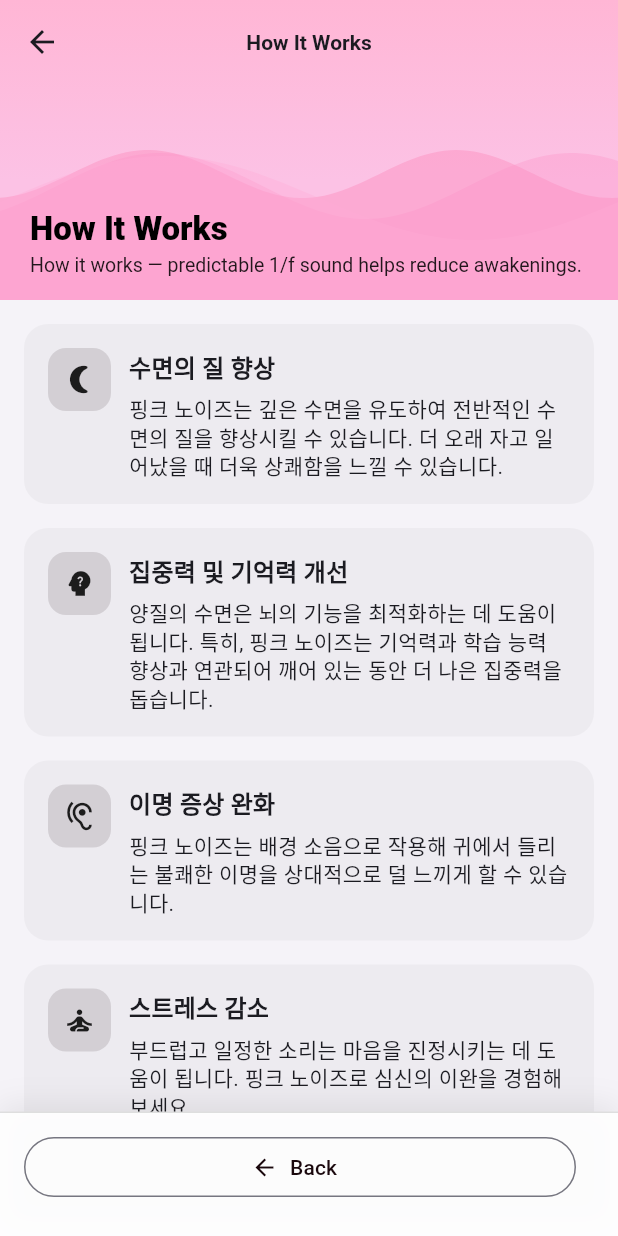
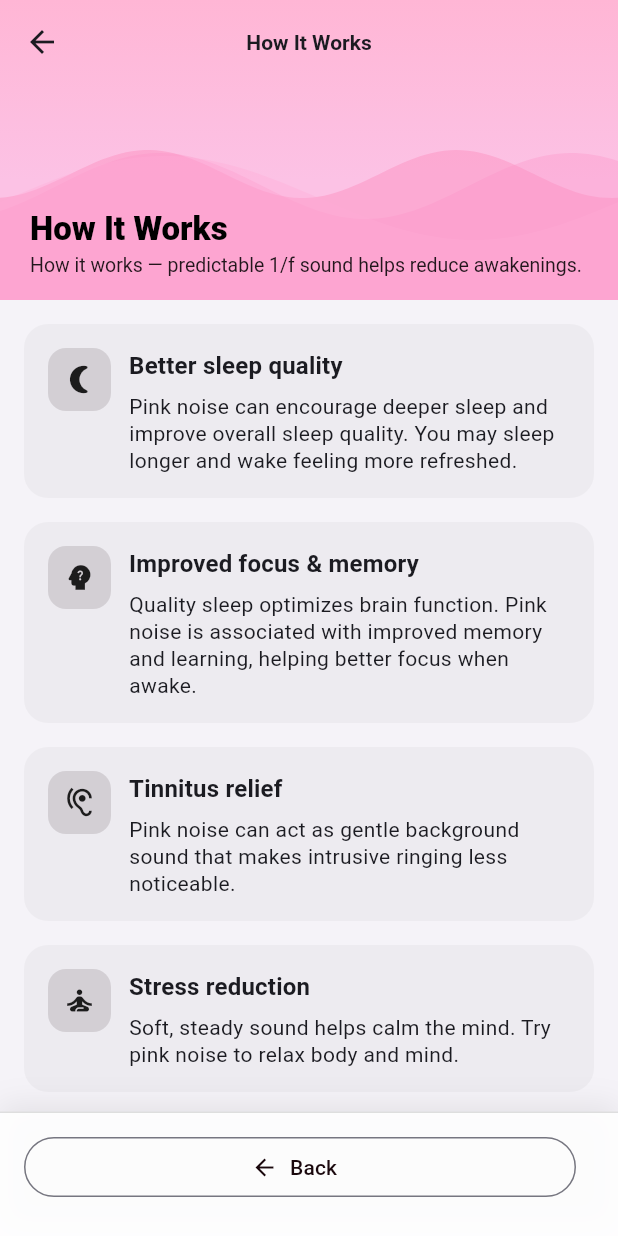
Before and after one commit to Catnap7/flutter_sleepy, a Flutter app: the ExplainScreenV2 screen opened directly, on a phone screen of 412 x 824 dp. Run offline on Flutter 3.47's test engine with Material 3 defaults, Android fonts, the phone set to English and light mode, and no system bars; our stand-ins replace device_info_plus, dynamic_color, flutter_local_notifications, just_audio, permission_handler, shared_preferences; missing offline and left inert: audio_session, flutter_background_service; accounts and stored records are empty; statements that could not run were skipped.

Commit message:
국제화 문자열 스캐너 추가 및 화면 설명 문자열 업데이트
- 하드코딩된 UI 문자열을 찾는 `tool/l10n_scan.dart` 스크립트를 추가했습니다.
- `ExplainScreen`의 효과 설명, 도움말, FAQ 내용을 지역화된 문자열로 변경했습니다.
- 관련하여 `app_localizations_en.dart`, `app_localizations_ko.dart`, `app_en.arb`, `app_ko.arb` 파일에 새로운 지역화 키와 번역을 추가했습니다.
- `AGENTS.md` 파일에 국제화 강화 작업 관련 내용을 추가했습니다.

```diff
--- a/lib/l10n/app_en.arb
+++ b/lib/l10n/app_en.arb
@@ -23,5 +23,21 @@
   "minutesLeft": "{minutes} min left",
   "@minutesLeft": {"placeholders": {"minutes": {"type": "int"}}},
   "soundsCount": "{count, plural, one{{count} sound} other{{count} sounds}}",
-  "@soundsCount": {"placeholders": {"count": {"type": "int"}}}
+  "@soundsCount": {"placeholders": {"count": {"type": "int"}}},
+  "effects_sleepQuality_desc": "Pink noise can encourage deeper sleep and improve overall sleep quality. You may sleep longer and wake feeling more refreshed.",
+  "effects_focusMemory_desc": "Quality sleep optimizes brain function. Pink noise is associated with improved memory and learning, helping better focus when awake.",
+  "effects_tinnitus_desc": "Pink noise can act as gentle background sound that makes intrusive ringing less noticeable.",
+  "effects_stress_desc": "Soft, steady sound helps calm the mind. Try pink noise to relax body and mind.",
+  "how_bullet_1": "Pink noise features a 1/f power spectrum: stronger low frequencies and gradually decreasing energy toward higher frequencies.",
+  "how_bullet_2": "This spectral profile helps the brain perceive predictable patterns, making sudden external noises feel less disruptive.",
+  "how_bullet_3": "As a result, it can reduce arousal frequency and help stabilize deeper sleep stages.",
+  "tips_bullet_1": "Start with low volume and increase slowly. Aim for softer than conversation, like a gentle breath.",
+  "tips_bullet_2": "For sleep mode, try a 30–60 minute timer by default; play all night if needed.",
+  "tips_bullet_3": "Speakers or sleep speakers are often more comfortable than earphones.",
+  "faq_q1": "How is it different from white noise?",
+  "faq_a1": "White noise distributes equal power across frequencies, while pink noise follows 1/f with stronger lows. Pink noise often sounds less sharp and more natural.",
+  "faq_q2": "How loud should I set it?",
+  "faq_a2": "Too loud can be counterproductive. Keep it clearly below conversation level—present but never distracting.",
+  "faq_q3": "Earphones vs speakers?",
+  "faq_a3": "Most people find speakers more comfortable, but it depends on your noise environment and personal preference."
 }
--- a/lib/l10n/app_localizations.dart
+++ b/lib/l10n/app_localizations.dart
@@ -229,6 +229,102 @@ abstract class AppLocalizations {
   /// In en, this message translates to:
   /// **'{count, plural, one{{count} sound} other{{count} sounds}}'**
   String soundsCount(int count);
+
+  /// No description provided for @effects_sleepQuality_desc.
+  ///
+  /// In en, this message translates to:
+  /// **'Pink noise can encourage deeper sleep and improve overall sleep quality. You may sleep longer and wake feeling more refreshed.'**
+  String get effects_sleepQuality_desc;
+
+  /// No description provided for @effects_focusMemory_desc.
+  ///
+  /// In en, this message translates to:
+  /// **'Quality sleep optimizes brain function. Pink noise is associated with improved memory and learning, helping better focus when awake.'**
+  String get effects_focusMemory_desc;
+
+  /// No description provided for @effects_tinnitus_desc.
+  ///
+  /// In en, this message translates to:
+  /// **'Pink noise can act as gentle background sound that makes intrusive ringing less noticeable.'**
+  String get effects_tinnitus_desc;
+
+  /// No description provided for @effects_stress_desc.
+  ///
+  /// In en, this message translates to:
+  /// **'Soft, steady sound helps calm the mind. Try pink noise to relax body and mind.'**
+  String get effects_stress_desc;
+
+  /// No description provided for @how_bullet_1.
+  ///
+  /// In en, this message translates to:
+  /// **'Pink noise features a 1/f power spectrum: stronger low frequencies and gradually decreasing energy toward higher frequencies.'**
+  String get how_bullet_1;
+
+  /// No description provided for @how_bullet_2.
+  ///
+  /// In en, this message translates to:
+  /// **'This spectral profile helps the brain perceive predictable patterns, making sudden external noises feel less disruptive.'**
+  String get how_bullet_2;
+
+  /// No description provided for @how_bullet_3.
+  ///
+  /// In en, this message translates to:
+  /// **'As a result, it can reduce arousal frequency and help stabilize deeper sleep stages.'**
+  String get how_bullet_3;
+
+  /// No description provided for @tips_bullet_1.
+  ///
+  /// In en, this message translates to:
+  /// **'Start with low volume and increase slowly. Aim for softer than conversation, like a gentle breath.'**
+  String get tips_bullet_1;
+
+  /// No description provided for @tips_bullet_2.
+  ///
+  /// In en, this message translates to:
+  /// **'For sleep mode, try a 30–60 minute timer by default; play all night if needed.'**
+  String get tips_bullet_2;
+
+  /// No description provided for @tips_bullet_3.
+  ///
+  /// In en, this message translates to:
+  /// **'Speakers or sleep speakers are often more comfortable than earphones.'**
+  String get tips_bullet_3;
+
+  /// No description provided for @faq_q1.
+  ///
+  /// In en, this message translates to:
+  /// **'How is it different from white noise?'**
+  String get faq_q1;
+
+  /// No description provided for @faq_a1.
+  ///
+  /// In en, this message translates to:
+  /// **'White noise distributes equal power across frequencies, while pink noise follows 1/f with stronger lows. Pink noise often sounds less sharp and more natural.'**
+  String get faq_a1;
+
+  /// No description provided for @faq_q2.
+  ///
+  /// In en, this message translates to:
+  /// **'How loud should I set it?'**
+  String get faq_q2;
+
+  /// No description provided for @faq_a2.
+  ///
+  /// In en, this message translates to:
+  /// **'Too loud can be counterproductive. Keep it clearly below conversation level—present but never distracting.'**
+  String get faq_a2;
+
+  /// No description provided for @faq_q3.
+  ///
+  /// In en, this message translates to:
+  /// **'Earphones vs speakers?'**
+  String get faq_q3;
+
+  /// No description provided for @faq_a3.
+  ///
+  /// In en, this message translates to:
+  /// **'Most people find speakers more comfortable, but it depends on your noise environment and personal preference.'**
+  String get faq_a3;
 }
 
 class _AppLocalizationsDelegate
--- a/lib/l10n/app_localizations_en.dart
+++ b/lib/l10n/app_localizations_en.dart
@@ -84,4 +84,65 @@ class AppLocalizationsEn extends AppLocalizations {
     );
     return '$_temp0';
   }
+
+  @override
+  String get effects_sleepQuality_desc =>
+      'Pink noise can encourage deeper sleep and improve overall sleep quality. You may sleep longer and wake feeling more refreshed.';
+
+  @override
+  String get effects_focusMemory_desc =>
+      'Quality sleep optimizes brain function. Pink noise is associated with improved memory and learning, helping better focus when awake.';
+
+  @override
+  String get effects_tinnitus_desc =>
+      'Pink noise can act as gentle background sound that makes intrusive ringing less noticeable.';
+
+  @override
+  String get effects_stress_desc =>
+      'Soft, steady sound helps calm the mind. Try pink noise to relax body and mind.';
+
+  @override
+  String get how_bullet_1 =>
+      'Pink noise features a 1/f power spectrum: stronger low frequencies and gradually decreasing energy toward higher frequencies.';
+
+  @override
+  String get how_bullet_2 =>
+      'This spectral profile helps the brain perceive predictable patterns, making sudden external noises feel less disruptive.';
+
+  @override
+  String get how_bullet_3 =>
+      'As a result, it can reduce arousal frequency and help stabilize deeper sleep stages.';
+
+  @override
+  String get tips_bullet_1 =>
+      'Start with low volume and increase slowly. Aim for softer than conversation, like a gentle breath.';
+
+  @override
+  String get tips_bullet_2 =>
+      'For sleep mode, try a 30–60 minute timer by default; play all night if needed.';
+
+  @override
+  String get tips_bullet_3 =>
+      'Speakers or sleep speakers are often more comfortable than earphones.';
+
+  @override
+  String get faq_q1 => 'How is it different from white noise?';
+
+  @override
+  String get faq_a1 =>
+      'White noise distributes equal power across frequencies, while pink noise follows 1/f with stronger lows. Pink noise often sounds less sharp and more natural.';
+
+  @override
+  String get faq_q2 => 'How loud should I set it?';
+
+  @override
+  String get faq_a2 =>
+      'Too loud can be counterproductive. Keep it clearly below conversation level—present but never distracting.';
+
+  @override
+  String get faq_q3 => 'Earphones vs speakers?';
+
+  @override
+  String get faq_a3 =>
+      'Most people find speakers more comfortable, but it depends on your noise environment and personal preference.';
 }
--- a/lib/screens/explain_screen.dart
+++ b/lib/screens/explain_screen.dart
@@ -43,42 +43,38 @@ class _ExplainScreenV2State extends State<ExplainScreenV2>
           ),
           SliverPadding(
             padding: const EdgeInsets.symmetric(horizontal: 16.0),
-            sliver: SliverList.list(children: const [
-              SizedBox(height: 8),
+            sliver: SliverList.list(children: [
+              const SizedBox(height: 8),
               _EffectCard(
                 icon: Icons.nightlight_round,
-                title: '수면의 질 향상',
-                description:
-                '핑크 노이즈는 깊은 수면을 유도하여 전반적인 수면의 질을 향상시킬 수 있습니다. 더 오래 자고 일어났을 때 더욱 상쾌함을 느낄 수 있습니다.',
+                title: context.l10n.effects_sleepQuality,
+                description: context.l10n.effects_sleepQuality_desc,
               ),
               _EffectCard(
                 icon: Icons.psychology_alt,
-                title: '집중력 및 기억력 개선',
-                description:
-                '양질의 수면은 뇌의 기능을 최적화하는 데 도움이 됩니다. 특히, 핑크 노이즈는 기억력과 학습 능력 향상과 연관되어 깨어 있는 동안 더 나은 집중력을 돕습니다.',
+                title: context.l10n.effects_focusMemory,
+                description: context.l10n.effects_focusMemory_desc,
               ),
               _EffectCard(
                 icon: Icons.hearing,
-                title: '이명 증상 완화',
-                description:
-                '핑크 노이즈는 배경 소음으로 작용해 귀에서 들리는 불쾌한 이명을 상대적으로 덜 느끼게 할 수 있습니다.',
+                title: context.l10n.effects_tinnitus,
+                description: context.l10n.effects_tinnitus_desc,
               ),
               _EffectCard(
                 icon: Icons.self_improvement,
-                title: '스트레스 감소',
-                description:
-                '부드럽고 일정한 소리는 마음을 진정시키는 데 도움이 됩니다. 핑크 노이즈로 심신의 이완을 경험해 보세요.',
+                title: context.l10n.effects_stress,
+                description: context.l10n.effects_stress_desc,
               ),
-              SizedBox(height: 16),
+              const SizedBox(height: 16),
             ]),
           ),
           SliverToBoxAdapter(
             child: _SectionCard(
               title: context.l10n.section_how,
               children: [
-                _Bullet('핑크 노이즈는 주파수 f에 대해 1/f 파워 스펙트럼을 가지며, 저주파 성분이 더 크고 고주파로 갈수록 에너지가 서서히 줄어듭니다.'),
-                _Bullet('이 스펙트럼은 뇌가 예측 가능한 패턴을 인지하도록 도와, 외부의 급격한 소음 변화를 상대적으로 덜 민감하게 만듭니다.'),
-                _Bullet('결과적으로 각성(arousal) 빈도를 낮추고, 깊은 수면 단계의 안정화에 기여할 수 있습니다.'),
+                _Bullet(context.l10n.how_bullet_1),
+                _Bullet(context.l10n.how_bullet_2),
+                _Bullet(context.l10n.how_bullet_3),
               ],
             ),
           ),
@@ -86,9 +82,9 @@ class _ExplainScreenV2State extends State<ExplainScreenV2>
             child: _SectionCard(
               title: context.l10n.section_tips,
               children: [
-                _Bullet('볼륨은 낮게 시작해 천천히 올리세요. 대화 소리보다 작게, 숨소리 같은 느낌이 좋습니다.'),
-                _Bullet('수면 모드에서는 30~60분 타이머를 기본값으로 쓰고, 필요 시 전체 밤새도록 재생해 보세요.'),
-                _Bullet('이어폰보다 스피커/수면 스피커가 편안한 경우가 많습니다.'),
+                _Bullet(context.l10n.tips_bullet_1),
+                _Bullet(context.l10n.tips_bullet_2),
+                _Bullet(context.l10n.tips_bullet_3),
               ],
             ),
           ),
@@ -125,15 +121,6 @@ class _ExplainScreenV2State extends State<ExplainScreenV2>
               ),
             ),
             const SizedBox(width: 12),
-            /*Expanded(
-              child: ElevatedButton.icon(
-                onPressed: () {
-                  Navigator.pop(context, 'play_pink_noise');
-                },
-                icon: const Icon(Icons.play_arrow_rounded),
-                label: const Text('핑크 노이즈 재생'),
-              ),
-            ),*/
           ],
         ),
       ),
@@ -396,21 +383,19 @@ class _FaqSection extends StatelessWidget {
       padding: const EdgeInsets.symmetric(horizontal: 16.0),
       child: Column(
         crossAxisAlignment: CrossAxisAlignment.stretch,
-        children: const [
-          SizedBox(height: 8),
+        children: [
+          const SizedBox(height: 8),
           _FaqTile(
-            q: '화이트 노이즈와 무엇이 다른가요?',
-            a:
-            '화이트 노이즈는 모든 주파수에 동일한 파워가 분포하고, 핑크 노이즈는 1/f 형태로 저주파가 더 강합니다. 일반적으로 핑크 노이즈가 덜 날카롭고 더 자연스럽게 들립니다.',
+            q: context.l10n.faq_q1,
+            a: context.l10n.faq_a1,
           ),
           _FaqTile(
-            q: '얼마나 크게 틀어야 하나요?',
-            a:
-            '너무 크면 오히려 각성될 수 있어요. 대화 소리보다 확실히 낮게, 존재감은 있지만 거슬리지 않는 수준이 좋습니다.',
+            q: context.l10n.faq_q2,
+            a: context.l10n.faq_a2,
           ),
           _FaqTile(
-            q: '이어폰 vs 스피커?',
-            a: '대부분은 스피커가 더 편안합니다. 다만 소음 환경이나 개인 취향에 따라 달라질 수 있어요.',
+            q: context.l10n.faq_q3,
+            a: context.l10n.faq_a3,
           ),
         ],
       ),
```
Also changed, not shown: lib/l10n/app_ko.arb (+17 -1 lines), lib/l10n/app_localizations_ko.dart (+59 -0 lines), tool/l10n_scan.dart (added, +80 -0 lines), 1 other file.
